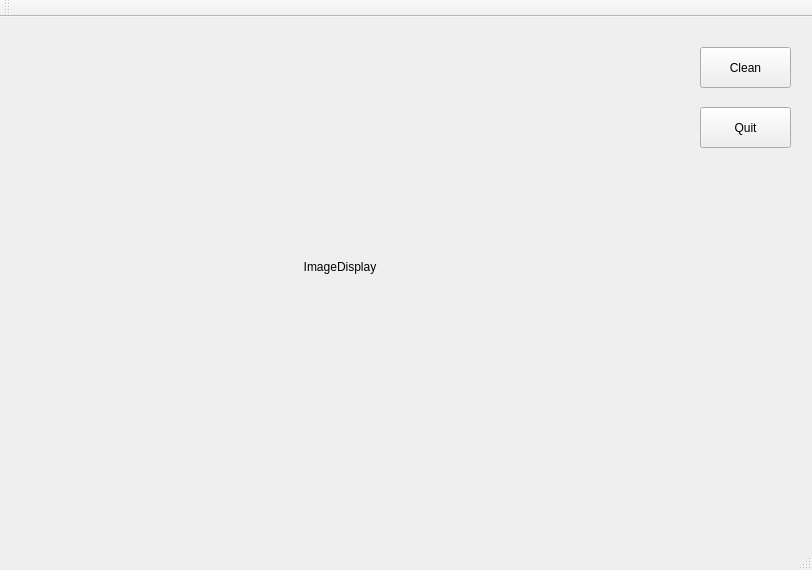
Old version of the form xme-0.6-rc1-src/examples/autopnp_gui/src/application/guiNode/mainwindow.ui in the repository ipa320/autopnp.
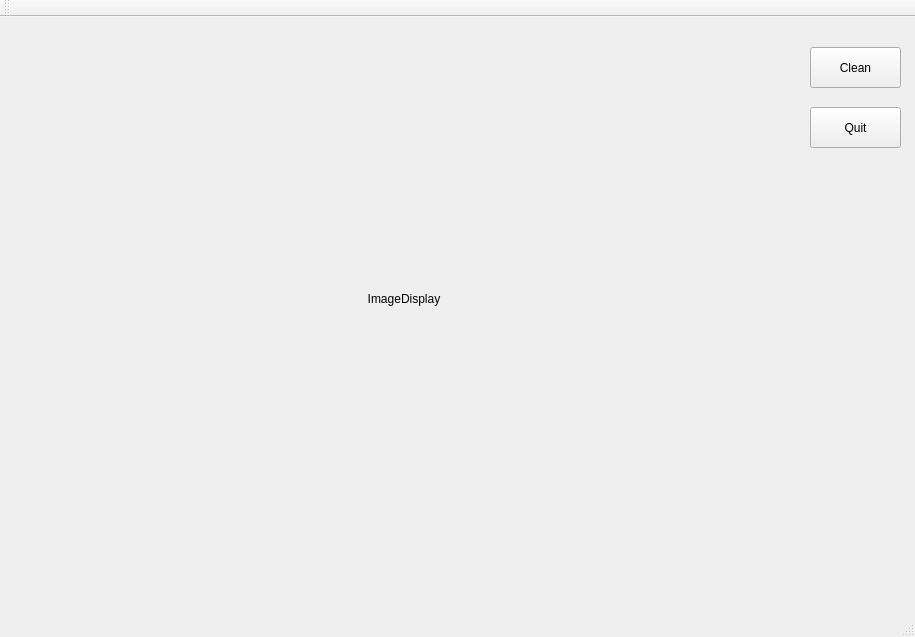
New version of the form.

Commit message: now publishing a dirt map for the gui, scenario script may be started from the gui as well, all can be stopped cleanly

The edit to the form file:
```diff
--- a/xme-0.6-rc1-src/examples/autopnp_gui/src/application/guiNode/mainwindow.ui
+++ b/xme-0.6-rc1-src/examples/autopnp_gui/src/application/guiNode/mainwindow.ui
@@ -6,8 +6,8 @@
    <rect>
     <x>0</x>
     <y>0</y>
-    <width>812</width>
-    <height>570</height>
+    <width>915</width>
+    <height>637</height>
    </rect>
   </property>
   <property name="windowTitle">
@@ -17,7 +17,7 @@
    <widget class="QPushButton" name="pushButton">
     <property name="geometry">
      <rect>
-      <x>700</x>
+      <x>810</x>
       <y>30</y>
       <width>91</width>
       <height>41</height>
@@ -30,7 +30,7 @@
    <widget class="QTextEdit" name="textEdit">
     <property name="geometry">
      <rect>
-      <x>710</x>
+      <x>820</x>
       <y>40</y>
       <width>71</width>
       <height>21</height>
@@ -42,8 +42,8 @@
      <rect>
       <x>20</x>
       <y>10</y>
-      <width>640</width>
-      <height>480</height>
+      <width>768</width>
+      <height>544</height>
      </rect>
     </property>
     <property name="text">
@@ -56,7 +56,7 @@
    <widget class="QPushButton" name="pushButtonQuit">
     <property name="geometry">
      <rect>
-      <x>700</x>
+      <x>810</x>
       <y>90</y>
       <width>91</width>
       <height>41</height>
```
Left out of the diff: 5 changed lines with no effect on the pictures. The commit also changes 7 other files.
